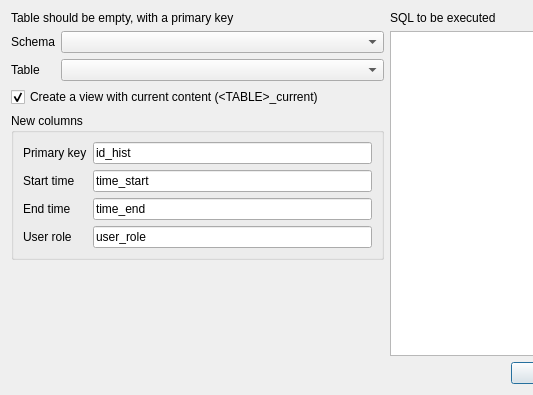
qgis/QGIS, file python/plugins/db_manager/db_plugins/postgis/plugins/versioning/DlgVersioning.ui: the form before one commit; both pictures show x 0 to 533 and y 0 to 395 of the 774 by 395 pixel window.
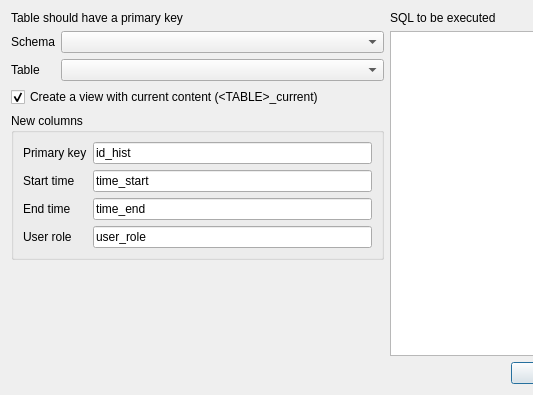
The form after the commit.

Commit message: Fix behaviour of triggers when logging an existing layer

Patch:
```diff
--- a/python/plugins/db_manager/db_plugins/postgis/plugins/versioning/DlgVersioning.ui
+++ b/python/plugins/db_manager/db_plugins/postgis/plugins/versioning/DlgVersioning.ui
@@ -19,7 +19,7 @@
      <item>
       <widget class="QLabel" name="label_4">
        <property name="text">
-        <string>Table should be empty, with a primary key</string>
+        <string>Table should have a primary key</string>
        </property>
       </widget>
      </item>
```
The commit also changes 1 other file.
